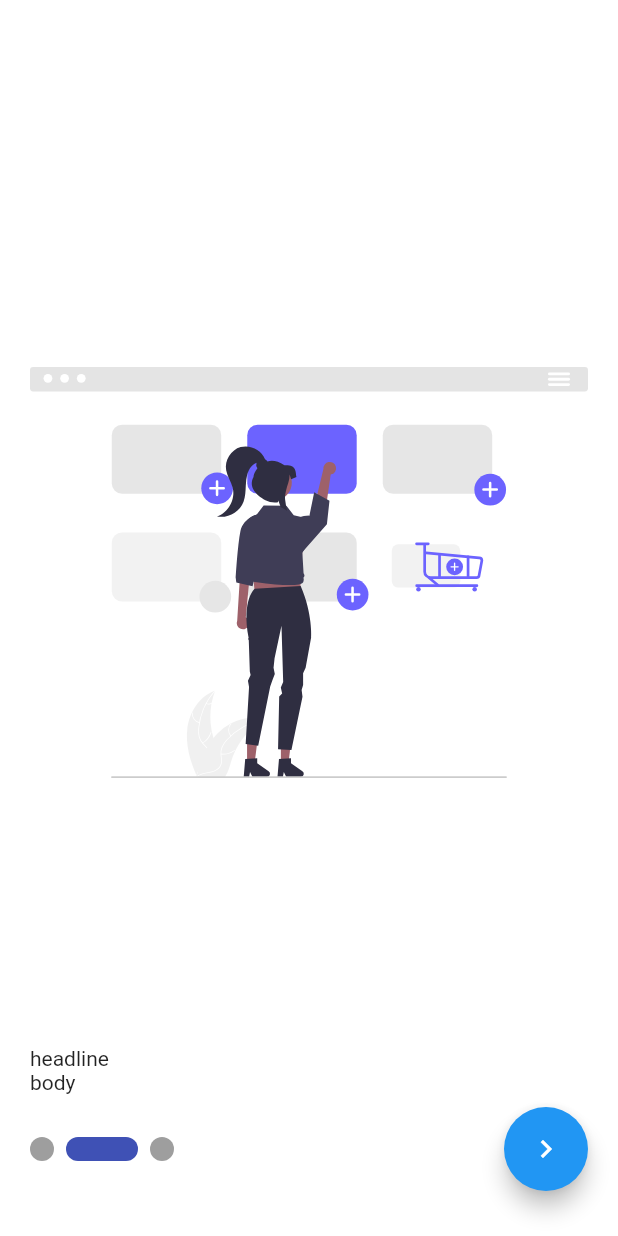
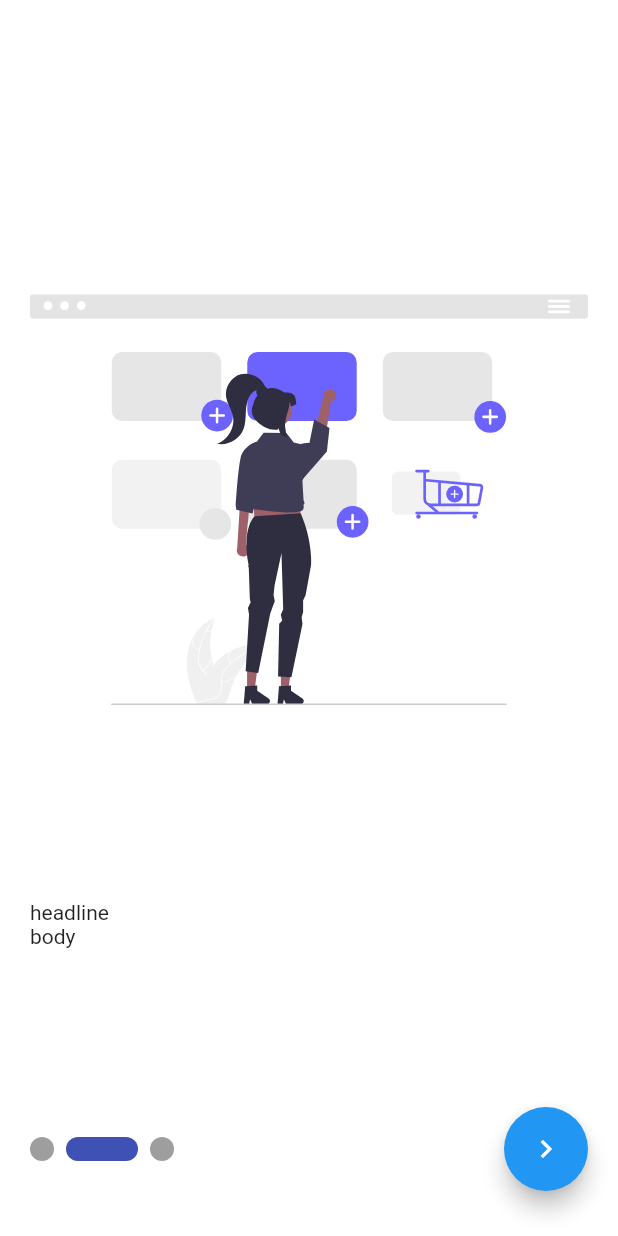
Before and after one commit to ahmedElsarag/e_commerce, a Flutter app: the screen it shows after launch, after a tap on the "navigate next" icon, on a phone screen of 412 x 824 dp. Run offline on Flutter 3.47's test engine with Material 2 defaults, Android fonts, the phone set to English and light mode, and no system bars; drawn by our look-alikes of smooth_page_indicator; our stand-ins replace bloc, dio, flutter_bloc, flutter_svg, sizer.

```diff
--- a/lib/modules/on_boarding/on_boarding_screen.dart
+++ b/lib/Screens/on_boarding/on_boarding_screen.dart
@@ -1,10 +1,19 @@
+import 'package:e_commerce/Screens/login_screen/login_screen.dart';
+import 'package:flutter/cupertino.dart';
 import 'package:flutter/material.dart';
 import 'package:flutter_svg/svg.dart';
+import 'package:sizer/sizer.dart';
 import 'package:smooth_page_indicator/smooth_page_indicator.dart';
 
-class OnBoardingScreen extends StatelessWidget {
-  const OnBoardingScreen({Key? key}) : super(key: key);
+class OnBoardingScreen extends StatefulWidget {
+   const OnBoardingScreen({Key? key}) : super(key: key);
 
+  @override
+  State<OnBoardingScreen> createState() => _OnBoardingScreenState();
+}
+
+class _OnBoardingScreenState extends State<OnBoardingScreen> {
+  bool isLast = false;
 
   @override
   Widget build(BuildContext context) {
@@ -21,7 +30,15 @@ class OnBoardingScreen extends StatelessWidget {
                 physics: const BouncingScrollPhysics(),
                   controller: pageController,
                   itemCount: 3,
+                  onPageChanged: (index){
+                  setState(() {
+                    index == 2? isLast =true:isLast = false;
+                    print(isLast);
+                  });
+
+                  },
                   itemBuilder: (context, index) => buildOnBoardingItem()),
+
             ),
             Padding(
               padding: const EdgeInsets.symmetric(horizontal: 20),
@@ -35,16 +52,16 @@ class OnBoardingScreen extends StatelessWidget {
 
                       }
                   ),
-                  Spacer(),
+                  const Spacer(),
                   FloatingActionButton(
                     onPressed: (){
-                      pageController.nextPage(duration: const Duration(milliseconds: 300), curve: Curves.easeIn);
+
+                      isLast?Navigator.pushAndRemoveUntil(context, CupertinoPageRoute(builder: (context)=>LoginScreen()), (route) => false):pageController.nextPage(duration: const Duration(milliseconds: 300), curve: Curves.easeIn);
                     },
-                    child: Icon(Icons.navigate_next),)
+                    child: const Icon(Icons.navigate_next),)
                 ],
               ),
             )
-
           ],
         ),
       ),
@@ -57,7 +74,7 @@ class OnBoardingScreen extends StatelessWidget {
       child: Column(
         crossAxisAlignment: CrossAxisAlignment.start,
         children: [
-          SvgPicture.asset('assets/images/onBoarding1.svg'),
+          SvgPicture.asset('assets/images/onBoarding1.svg',height: 60.h,),
           SizedBox(height: 20,),
           Text('headline'),
           Text('body'),
--- a/lib/main.dart
+++ b/lib/main.dart
@@ -1,9 +1,11 @@
 import 'package:e_commerce/cubit/app_cubit.dart';
 import 'package:e_commerce/layout/HomeLayout.dart';
-import 'package:e_commerce/modules/on_boarding/on_boarding_screen.dart';
 import 'package:flutter/material.dart';
 import 'package:flutter/services.dart';
 import 'package:flutter_bloc/flutter_bloc.dart';
+import 'package:sizer/sizer.dart';
+
+import 'Screens/on_boarding/on_boarding_screen.dart';
 
 void main() {
   runApp(const MyApp());
@@ -19,7 +21,9 @@ class MyApp extends StatelessWidget {
       create: (context) => AppCubit(),
       child: BlocConsumer<AppCubit,AppState>(
         listener: (context,state){},
-        builder: (context,state) => MaterialApp(
+        builder: (context,state) => Sizer(
+          builder: (context,orientation, deviceType) =>
+          MaterialApp(
             debugShowCheckedModeBanner: false,
             title: 'Flutter Demo',
             theme: ThemeData(
@@ -32,6 +36,10 @@ class MyApp extends StatelessWidget {
                     statusBarIconBrightness: Brightness.dark,
                   )
               ),
+              textTheme: TextTheme(
+                headline5: Theme.of(context).textTheme.headline5?.copyWith(color: Colors.black87),
+                subtitle2: Theme.of(context).textTheme.subtitle2?.copyWith(color: Colors.grey),
+              )
             ),
             darkTheme: ThemeData(
                 scaffoldBackgroundColor: Colors.black45,
@@ -48,6 +56,7 @@ class MyApp extends StatelessWidget {
             home:  OnBoardingScreen(),
           ),
         ),
+      ),
     );
   }
 }
--- /dev/null
+++ b/lib/network/end_points.dart
@@ -0,0 +1 @@
+const login = 'login';
--- a/pubspec.yaml
+++ b/pubspec.yaml
@@ -39,6 +39,8 @@ dependencies:
   flutter_svg: ^1.1.3
   smooth_page_indicator: ^1.0.0+2
   from_to_time_picker: ^1.0.5
+  sizer: ^2.0.15
+  dio: ^4.0.6
 
 dev_dependencies:
   flutter_test:
```
Also changed, not shown: lib/Screens/login_screen/login_screen.dart (added, +51 -0 lines), lib/network/api/dio_helper.dart (added, +27 -0 lines), lib/shared/components/text_field.dart (added, +51 -0 lines). Lines whose indentation alone changed are shown as unchanged.
